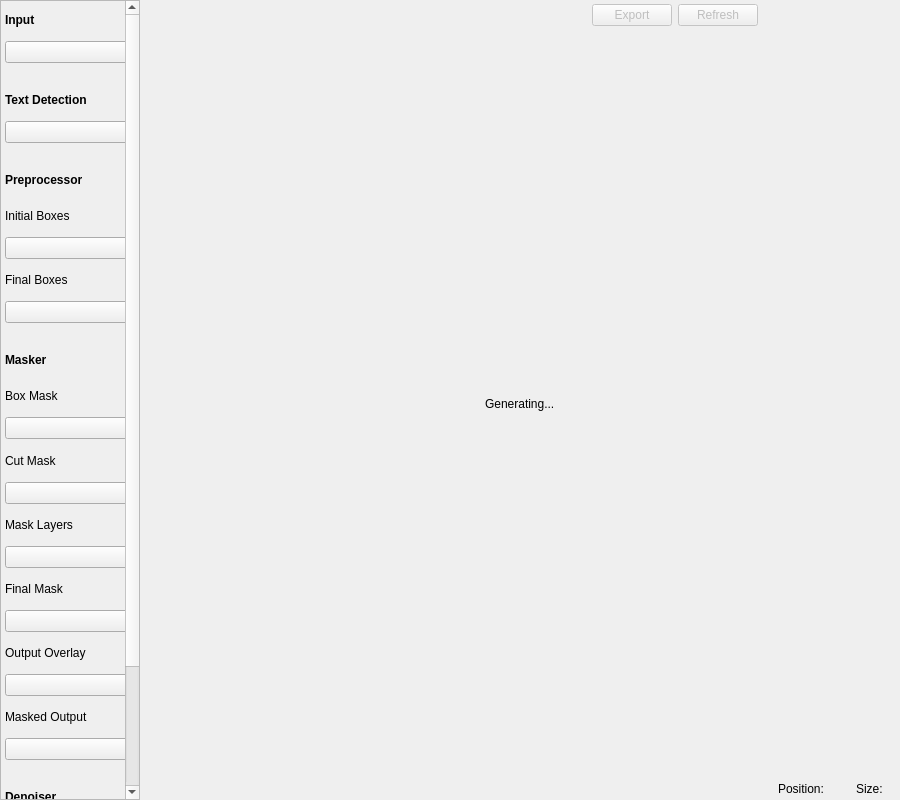
Qt form ui_files/ImageDetails.ui (VoxelCubes/PanelCleaner) before a commit.
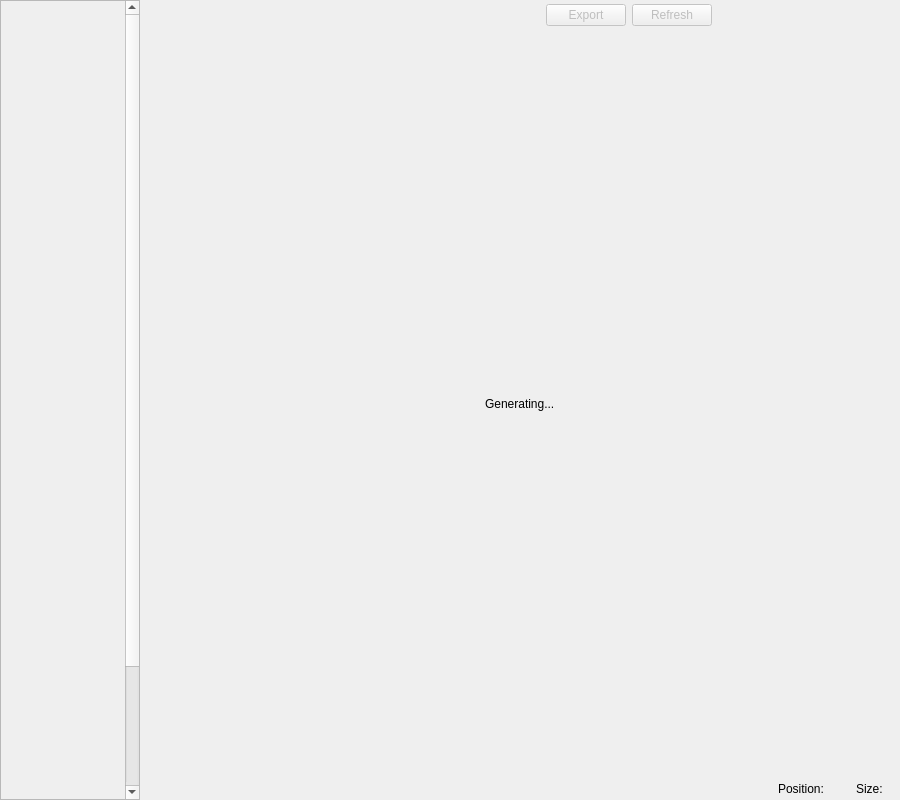
The same form after that commit. Icons and pictures are not drawn. Custom widgets are drawn as their Qt base class.

Commit message:
Add proof-of-concept for image detail views
This is a big one, oof.

Patch:
```diff
--- a/ui_files/ImageDetails.ui
+++ b/ui_files/ImageDetails.ui
@@ -86,361 +86,6 @@
           <property name="bottomMargin">
            <number>4</number>
           </property>
-          <item>
-           <widget class="QLabel" name="label_2">
-            <property name="font">
-             <font>
-              <weight>75</weight>
-              <bold>true</bold>
-             </font>
-            </property>
-            <property name="text">
-             <string>Input</string>
-            </property>
-           </widget>
-          </item>
-          <item>
-           <widget class="QPushButton" name="pushButton_input">
-            <property name="text">
-             <string/>
-            </property>
-            <property name="checkable">
-             <bool>true</bool>
-            </property>
-            <property name="autoExclusive">
-             <bool>true</bool>
-            </property>
-           </widget>
-          </item>
-          <item>
-           <spacer name="verticalSpacer">
-            <property name="orientation">
-             <enum>Qt::Vertical</enum>
-            </property>
-            <property name="sizeType">
-             <enum>QSizePolicy::Minimum</enum>
-            </property>
-            <property name="sizeHint" stdset="0">
-             <size>
-              <width>20</width>
-              <height>16</height>
-             </size>
-            </property>
-           </spacer>
-          </item>
-          <item>
-           <widget class="QLabel" name="label_3">
-            <property name="font">
-             <font>
-              <weight>75</weight>
-              <bold>true</bold>
-             </font>
-            </property>
-            <property name="text">
-             <string>Text Detection</string>
-            </property>
-           </widget>
-          </item>
-          <item>
-           <widget class="QPushButton" name="pushButton_text_detection">
-            <property name="text">
-             <string/>
-            </property>
-            <property name="checkable">
-             <bool>true</bool>
-            </property>
-            <property name="autoExclusive">
-             <bool>true</bool>
-            </property>
-           </widget>
-          </item>
-          <item>
-           <spacer name="verticalSpacer_2">
-            <property name="orientation">
-             <enum>Qt::Vertical</enum>
-            </property>
-            <property name="sizeType">
-             <enum>QSizePolicy::Minimum</enum>
-            </property>
-            <property name="sizeHint" stdset="0">
-             <size>
-              <width>20</width>
-              <height>16</height>
-             </size>
-            </property>
-           </spacer>
-          </item>
-          <item>
-           <widget class="QLabel" name="label_4">
-            <property name="font">
-             <font>
-              <weight>75</weight>
-              <bold>true</bold>
-             </font>
-            </property>
-            <property name="text">
-             <string>Preprocessor</string>
-            </property>
-           </widget>
-          </item>
-          <item>
-           <widget class="QLabel" name="label_5">
-            <property name="text">
-             <string>Initial Boxes</string>
-            </property>
-           </widget>
-          </item>
-          <item>
-           <widget class="QPushButton" name="pushButton_initial_boxes">
-            <property name="text">
-             <string/>
-            </property>
-            <property name="checkable">
-             <bool>true</bool>
-            </property>
-            <property name="autoExclusive">
-             <bool>true</bool>
-            </property>
-           </widget>
-          </item>
-          <item>
-           <widget class="QLabel" name="label_6">
-            <property name="text">
-             <string>Final Boxes</string>
-            </property>
-           </widget>
-          </item>
-          <item>
-           <widget class="QPushButton" name="pushButton_final_boxes">
-            <property name="text">
-             <string/>
-            </property>
-            <property name="checkable">
-             <bool>true</bool>
-            </property>
-            <property name="autoExclusive">
-             <bool>true</bool>
-            </property>
-           </widget>
-          </item>
-          <item>
-           <spacer name="verticalSpacer_3">
-            <property name="orientation">
-             <enum>Qt::Vertical</enum>
-            </property>
-            <property name="sizeType">
-             <enum>QSizePolicy::Minimum</enum>
-            </property>
-            <property name="sizeHint" stdset="0">
-             <size>
-              <width>20</width>
-              <height>16</height>
-             </size>
-            </property>
-           </spacer>
-          </item>
-          <item>
-           <widget class="QLabel" name="label_7">
-            <property name="font">
-             <font>
-              <weight>75</weight>
-              <bold>true</bold>
-             </font>
-            </property>
-            <property name="text">
-             <string>Masker</string>
-            </property>
-           </widget>
-          </item>
-          <item>
-           <widget class="QLabel" name="label_8">
-            <property name="text">
-             <string>Box Mask</string>
-            </property>
-           </widget>
-          </item>
-          <item>
-           <widget class="QPushButton" name="pushButton_box_mask">
-            <property name="text">
-             <string/>
-            </property>
-            <property name="checkable">
-             <bool>true</bool>
-            </property>
-            <property name="autoExclusive">
-             <bool>true</bool>
-            </property>
-           </widget>
-          </item>
-          <item>
-           <widget class="QLabel" name="label_9">
-            <property name="text">
-             <string>Cut Mask</string>
-            </property>
-           </widget>
-          </item>
-          <item>
-           <widget class="QPushButton" name="pushButton_cut_mask">
-            <property name="text">
-             <string/>
-            </property>
-            <property name="checkable">
-             <bool>true</bool>
-            </property>
-            <property name="autoExclusive">
-             <bool>true</bool>
-            </property>
-           </widget>
-          </item>
-          <item>
-           <widget class="QLabel" name="label_13">
-            <property name="text">
-             <string>Mask Layers</string>
-            </property>
-           </widget>
-          </item>
-          <item>
-           <widget class="QPushButton" name="pushButton_mask_layers">
-            <property name="text">
-             <string/>
-            </property>
-            <property name="checkable">
-             <bool>true</bool>
-            </property>
-            <property name="autoExclusive">
-             <bool>true</bool>
-            </property>
-           </widget>
-          </item>
-          <item>
-           <widget class="QLabel" name="label_10">
-            <property name="text">
-             <string>Final Mask</string>
-            </property>
-           </widget>
-          </item>
-          <item>
-           <widget class="QPushButton" name="pushButton_final_mask">
-            <property name="text">
-             <string/>
-            </property>
-            <property name="checkable">
-             <bool>true</bool>
-            </property>
-            <property name="autoExclusive">
-             <bool>true</bool>
-            </property>
-           </widget>
-          </item>
-          <item>
-           <widget class="QLabel" name="label_16">
-            <property name="text">
-             <string>Output Overlay</string>
-            </property>
-           </widget>
-          </item>
-          <item>
-           <widget class="QPushButton" name="pushButton_output_overlay">
-            <property name="text">
-             <string/>
-            </property>
-            <property name="checkable">
-             <bool>true</bool>
-            </property>
-            <property name="autoExclusive">
-             <bool>true</bool>
-            </property>
-           </widget>
-          </item>
-          <item>
-           <widget class="QLabel" name="label_11">
-            <property name="text">
-             <string>Masked Output</string>
-            </property>
-           </widget>
-          </item>
-          <item>
-           <widget class="QPushButton" name="pushButton_output_masked">
-            <property name="text">
-             <string/>
-            </property>
-            <property name="checkable">
-             <bool>true</bool>
-            </property>
-            <property name="autoExclusive">
-             <bool>true</bool>
-            </property>
-           </widget>
-          </item>
-          <item>
-           <spacer name="verticalSpacer_4">
-            <property name="orientation">
-             <enum>Qt::Vertical</enum>
-            </property>
-            <property name="sizeType">
-             <enum>QSizePolicy::Minimum</enum>
-            </property>
-            <property name="sizeHint" stdset="0">
-             <size>
-              <width>20</width>
-              <height>16</height>
-             </size>
-            </property>
-           </spacer>
-          </item>
-          <item>
-           <widget class="QLabel" name="label_12">
-            <property name="font">
-             <font>
-              <weight>75</weight>
-              <bold>true</bold>
-             </font>
-            </property>
-            <property name="text">
-             <string>Denoiser</string>
-            </property>
-           </widget>
-          </item>
-          <item>
-           <widget class="QLabel" name="label_15">
-            <property name="text">
-             <string>Denoise Mask</string>
-            </property>
-           </widget>
-          </item>
-          <item>
-           <widget class="QPushButton" name="pushButton_denoise_mask">
-            <property name="text">
-             <string/>
-            </property>
-            <property name="checkable">
-             <bool>true</bool>
-            </property>
-            <property name="autoExclusive">
-             <bool>true</bool>
-            </property>
-           </widget>
-          </item>
-          <item>
-           <widget class="QLabel" name="label_14">
-            <property name="text">
-             <string>Denoised Output</string>
-            </property>
-           </widget>
-          </item>
-          <item>
-           <widget class="QPushButton" name="pushButton_denoised_output">
-            <property name="text">
-             <string/>
-            </property>
-            <property name="checkable">
-             <bool>true</bool>
-            </property>
-            <property name="autoExclusive">
-             <bool>true</bool>
-            </property>
-           </widget>
-          </item>
          </layout>
         </widget>
        </item>
@@ -562,6 +207,22 @@
          </property>
         </widget>
        </item>
+       <item>
+        <widget class="QPushButton" name="pushButton_zoom_fit">
+         <property name="toolTip">
+          <string>Zoom to fit</string>
+         </property>
+         <property name="text">
+          <string/>
+         </property>
+         <property name="icon">
+          <iconset theme="zoom-fit-best"/>
+         </property>
+         <property name="flat">
+          <bool>true</bool>
+         </property>
+        </widget>
+       </item>
       </layout>
      </item>
      <item>
```
The commit also changes 19 other files.
